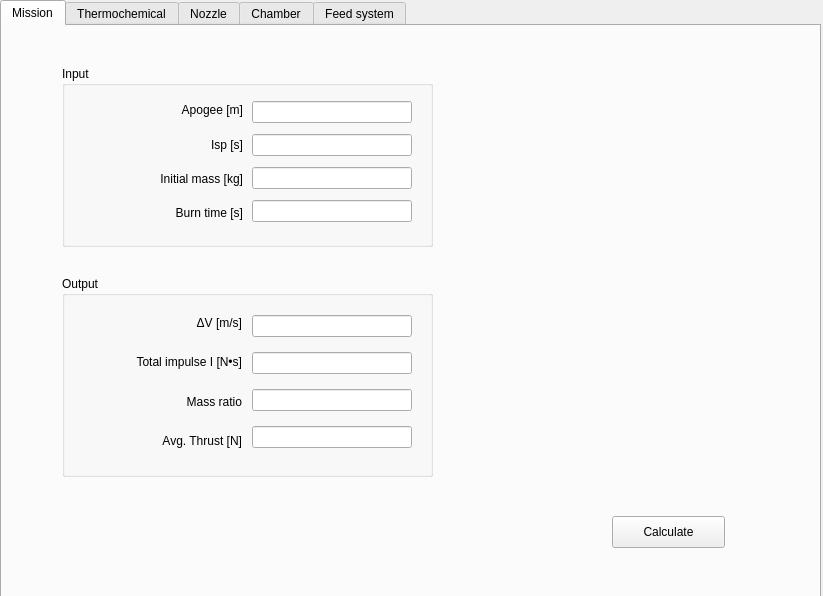
This is rocket_designer.ui in shohei/rocket_designer as Qt 5 draws it before an edit. The edited form follows.
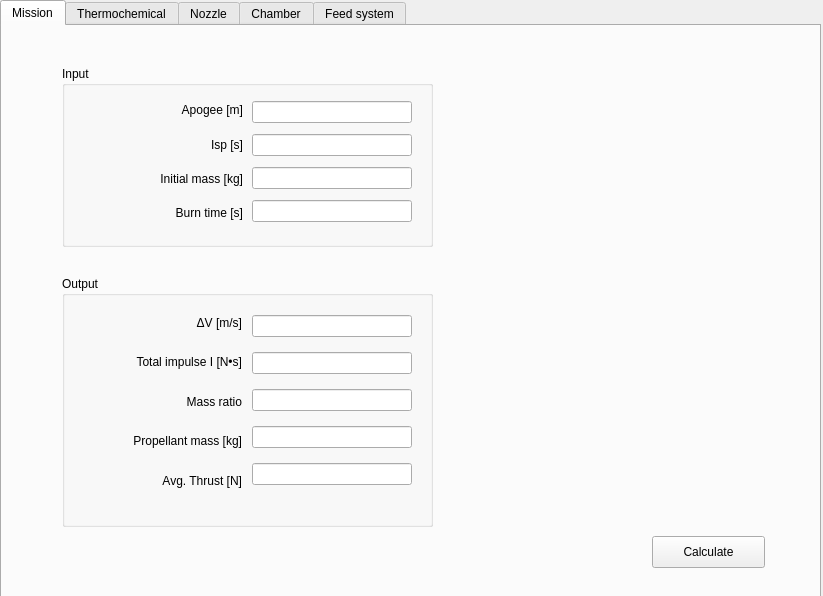
This is the edited form.

Commit message: implement shortcut

What changed in the file:
```diff
--- a/rocket_designer.ui
+++ b/rocket_designer.ui
@@ -25,15 +25,15 @@
    <property name="currentIndex">
     <number>0</number>
    </property>
-   <widget class="QWidget" name="tab">
+   <widget class="QWidget" name="missionTab">
     <attribute name="title">
      <string>Mission</string>
     </attribute>
-    <widget class="QPushButton" name="pushButton">
+    <widget class="QPushButton" name="runMissionButton">
      <property name="geometry">
       <rect>
-       <x>610</x>
-       <y>490</y>
+       <x>650</x>
+       <y>510</y>
        <width>113</width>
        <height>32</height>
       </rect>
@@ -140,7 +140,7 @@
        <x>60</x>
        <y>250</y>
        <width>371</width>
-       <height>201</height>
+       <height>251</height>
       </rect>
      </property>
      <property name="title">
@@ -152,7 +152,7 @@
         <x>190</x>
         <y>30</y>
         <width>160</width>
-        <height>151</height>
+        <height>191</height>
        </rect>
       </property>
       <layout class="QVBoxLayout" name="verticalLayout_2">
@@ -165,6 +165,9 @@
        <item>
         <widget class="QLineEdit" name="le_mr"/>
        </item>
+       <item>
+        <widget class="QLineEdit" name="le_mp"/>
+       </item>
        <item>
         <widget class="QLineEdit" name="le_thrust"/>
        </item>
@@ -176,7 +179,7 @@
         <x>19</x>
         <y>30</y>
         <width>161</width>
-        <height>151</height>
+        <height>191</height>
        </rect>
       </property>
       <layout class="QVBoxLayout" name="verticalLayout">
@@ -210,6 +213,16 @@
          </property>
         </widget>
        </item>
+       <item>
+        <widget class="QLabel" name="label_5">
+         <property name="text">
+          <string>Propellant mass [kg]</string>
+         </property>
+         <property name="alignment">
+          <set>Qt::AlignRight|Qt::AlignTrailing|Qt::AlignVCenter</set>
+         </property>
+        </widget>
+       </item>
        <item>
         <widget class="QLabel" name="label_7">
          <property name="text">
@@ -224,22 +237,22 @@
      </widget>
     </widget>
    </widget>
-   <widget class="QWidget" name="tab_4">
+   <widget class="QWidget" name="thermoTab">
     <attribute name="title">
      <string>Thermochemical</string>
     </attribute>
    </widget>
-   <widget class="QWidget" name="tab_3">
+   <widget class="QWidget" name="nozzleTab">
     <attribute name="title">
      <string>Nozzle</string>
     </attribute>
    </widget>
-   <widget class="QWidget" name="tab_2">
+   <widget class="QWidget" name="chamberTab">
     <attribute name="title">
      <string>Chamber</string>
     </attribute>
    </widget>
-   <widget class="QWidget" name="tab_5">
+   <widget class="QWidget" name="feedTab">
     <attribute name="title">
      <string>Feed system</string>
     </attribute>
```
The commit also changes 2 other files.
